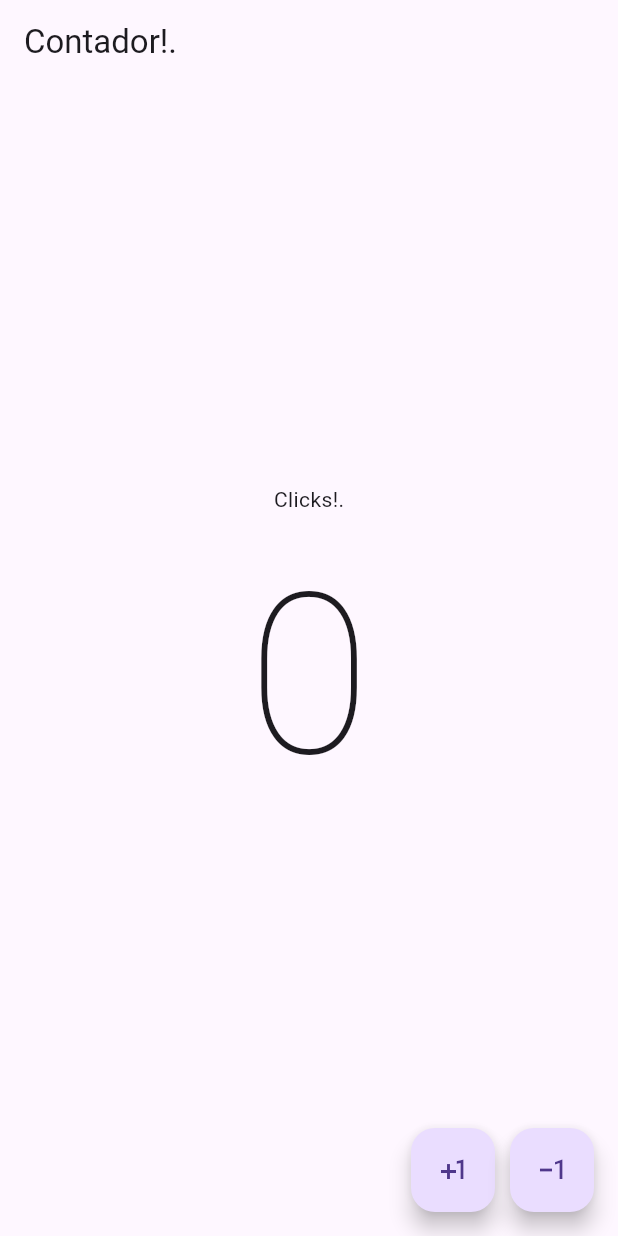
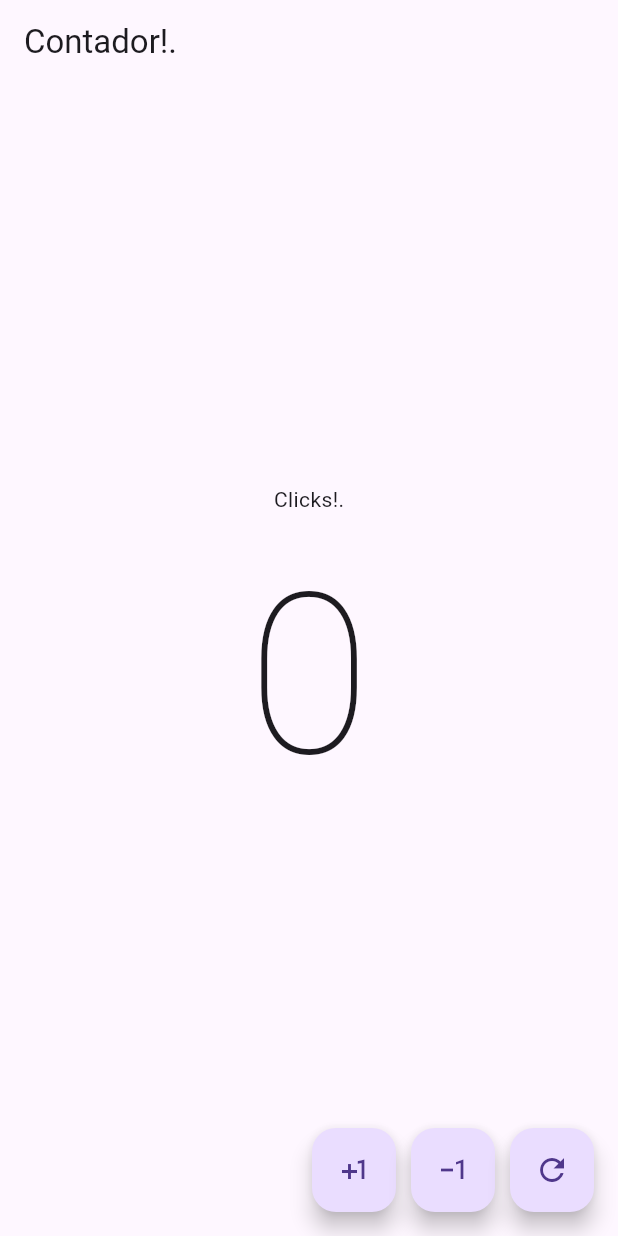
Before and after one commit to Kelyn196/ejercicio_app, a Flutter app: the screen it shows after launch, on a phone screen of 412 x 824 dp. Run offline on Flutter 3.47's test engine with Material 3 defaults, Android fonts, the phone set to English and light mode, and no system bars.

```diff
--- a/lib/pantallas/contador.dart
+++ b/lib/pantallas/contador.dart
@@ -49,6 +49,15 @@ class _ContadorState extends State<Contador> {
             },
             child: Icon(Icons.exposure_minus_1),
           ),
+          const SizedBox(width: 10),
+          FloatingActionButton(
+            onPressed: () {
+              setState(() {
+                clickcontador = 0; // Resetea el contador
+              });
+            },
+            child: const Icon(Icons.refresh),
+          ),
         ],
       ),
       //floatingActionButton: FloatingActionButton(
```
